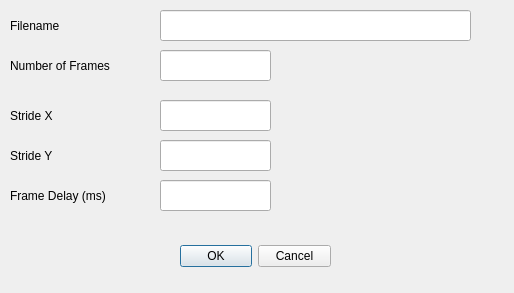
Old version of the form Dialog-NumberFrames.ui in the repository mchughj/PixelArt.
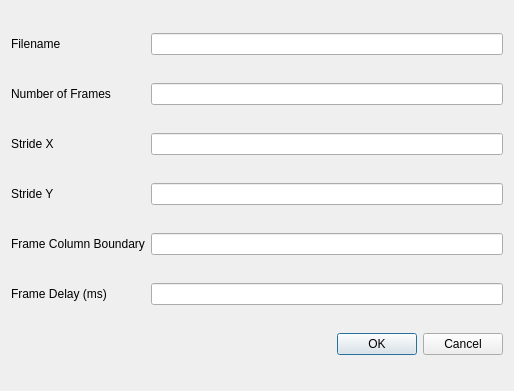
New version of the form.

```diff
--- a/Dialog-NumberFrames.ui
+++ b/Dialog-NumberFrames.ui
@@ -7,149 +7,96 @@
     <x>0</x>
     <y>0</y>
     <width>514</width>
-    <height>293</height>
+    <height>391</height>
    </rect>
   </property>
   <property name="windowTitle">
    <string>Dialog</string>
   </property>
-  <widget class="QDialogButtonBox" name="buttonBox">
-   <property name="geometry">
-    <rect>
-     <x>180</x>
-     <y>240</y>
-     <width>151</width>
-     <height>32</height>
-    </rect>
-   </property>
-   <property name="orientation">
-    <enum>Qt::Horizontal</enum>
-   </property>
-   <property name="standardButtons">
-    <set>QDialogButtonBox::Cancel|QDialogButtonBox::Ok</set>
-   </property>
-  </widget>
-  <widget class="QLabel" name="label_numberFrames">
-   <property name="geometry">
-    <rect>
-     <x>10</x>
-     <y>50</y>
-     <width>151</width>
-     <height>31</height>
-    </rect>
-   </property>
-   <property name="text">
-    <string>Number of Frames</string>
-   </property>
-  </widget>
+  <layout class="QGridLayout" name="gridLayout">
+   <item row="0" column="0">
   <widget class="QLabel" name="label_filename">
-   <property name="geometry">
-    <rect>
-     <x>10</x>
-     <y>10</y>
-     <width>151</width>
-     <height>31</height>
-    </rect>
-   </property>
    <property name="text">
     <string>Filename</string>
    </property>
   </widget>
-  <widget class="QLineEdit" name="filenameWidget">
-   <property name="geometry">
-    <rect>
-     <x>160</x>
-     <y>10</y>
-     <width>311</width>
-     <height>31</height>
-    </rect>
-   </property>
-  </widget>
-  <widget class="QLineEdit" name="numberFramesWidget">
-   <property name="geometry">
-    <rect>
-     <x>160</x>
-     <y>50</y>
-     <width>111</width>
-     <height>31</height>
-    </rect>
-   </property>
-  </widget>
+   </item>
+   <item row="0" column="1">
+    <widget class="QLineEdit" name="filenameWidget"/>
+   </item>
+   <item row="1" column="0">
+    <widget class="QLabel" name="label_numberFrames">
+     <property name="text">
+      <string>Number of Frames</string>
+     </property>
+    </widget>
+   </item>
+   <item row="1" column="1">
+    <widget class="QLineEdit" name="numberFramesWidget"/>
+   </item>
+   <item row="2" column="0">
   <widget class="QLabel" name="label_offsetX">
-   <property name="geometry">
-    <rect>
-     <x>10</x>
-     <y>100</y>
-     <width>151</width>
-     <height>31</height>
-    </rect>
-   </property>
    <property name="text">
     <string>Stride X</string>
    </property>
   </widget>
-  <widget class="QLineEdit" name="strideXWidget">
-   <property name="geometry">
-    <rect>
-     <x>160</x>
-     <y>100</y>
-     <width>111</width>
-     <height>31</height>
-    </rect>
-   </property>
-  </widget>
+   </item>
+   <item row="2" column="1">
+    <widget class="QLineEdit" name="strideXWidget"/>
+   </item>
+   <item row="3" column="0">
   <widget class="QLabel" name="label_offsetY">
-   <property name="geometry">
-    <rect>
-     <x>10</x>
-     <y>140</y>
-     <width>151</width>
-     <height>31</height>
-    </rect>
-   </property>
    <property name="text">
     <string>Stride Y</string>
    </property>
   </widget>
+   </item>
+   <item row="3" column="1">
   <widget class="QLineEdit" name="strideYWidget">
-   <property name="geometry">
-    <rect>
-     <x>160</x>
-     <y>140</y>
-     <width>111</width>
-     <height>31</height>
-    </rect>
-   </property>
    <property name="text">
     <string/>
    </property>
   </widget>
+   </item>
+   <item row="4" column="0">
+    <widget class="QLabel" name="label_frameColumnBoundary">
+     <property name="text">
+      <string>Frame Column Boundary</string>
+     </property>
+    </widget>
+   </item>
+   <item row="4" column="1">
+    <widget class="QLineEdit" name="frameColumnBoundaryWidget">
+     <property name="toolTip">
+      <string>Which frame, relative to the starting offset, forms the column boundary.  After this frame is reached then the next row is considered.</string>
+     </property>
+    </widget>
+   </item>
+   <item row="5" column="0">
   <widget class="QLabel" name="label_frameDelay">
-   <property name="geometry">
-    <rect>
-     <x>10</x>
-     <y>180</y>
-     <width>151</width>
-     <height>31</height>
-    </rect>
-   </property>
    <property name="text">
     <string>Frame Delay (ms)</string>
    </property>
   </widget>
+   </item>
+   <item row="5" column="1">
   <widget class="QLineEdit" name="frameDelayWidget">
-   <property name="geometry">
-    <rect>
-     <x>160</x>
-     <y>180</y>
-     <width>111</width>
-     <height>31</height>
-    </rect>
-   </property>
    <property name="text">
     <string/>
    </property>
   </widget>
+   </item>
+   <item row="6" column="1">
+    <widget class="QDialogButtonBox" name="buttonBox">
+     <property name="orientation">
+      <enum>Qt::Horizontal</enum>
+     </property>
+     <property name="standardButtons">
+      <set>QDialogButtonBox::Cancel|QDialogButtonBox::Ok</set>
+     </property>
+    </widget>
+   </item>
+  </layout>
  </widget>
  <resources/>
  <connections>
```
Lines whose indentation alone changed are shown as unchanged.
